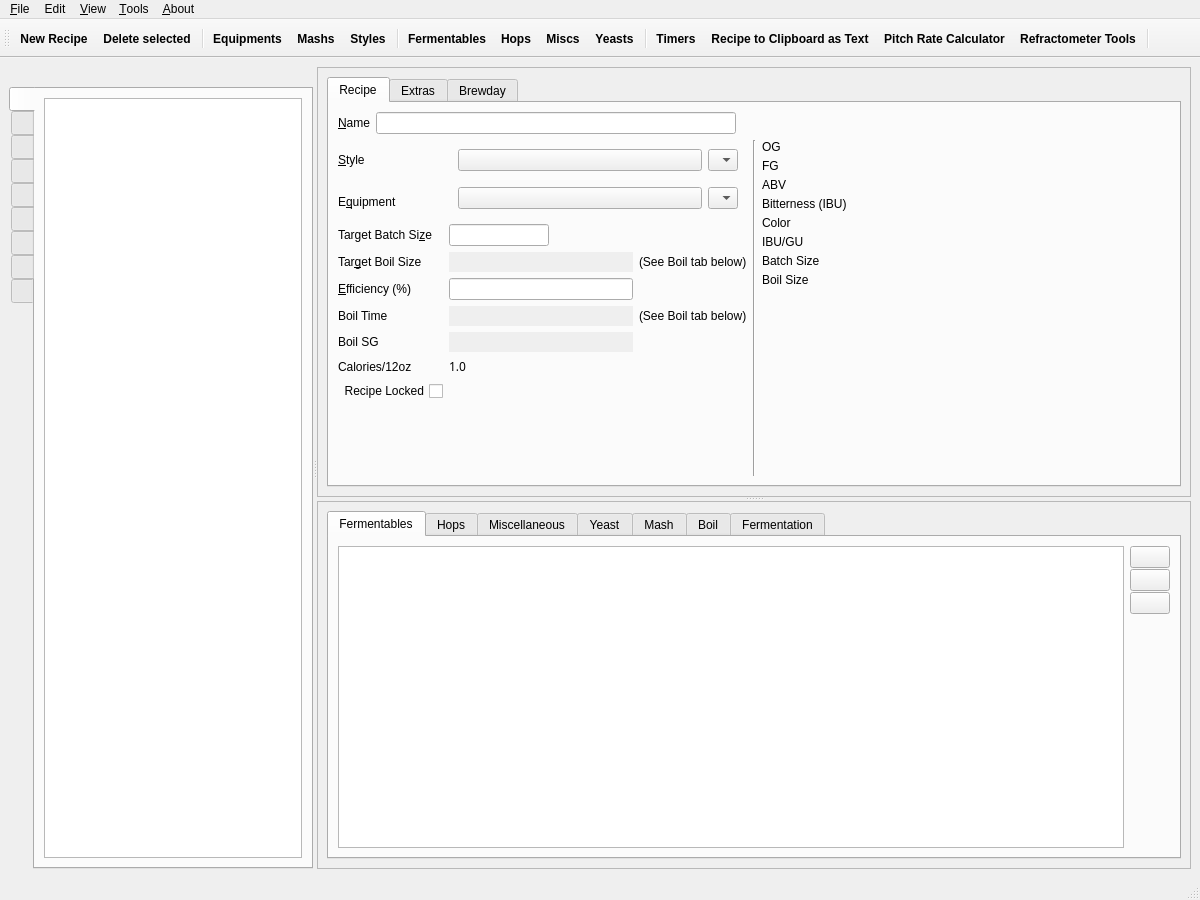
Brewken/brewken, file ui/mainWindow.ui: the form before one commit.
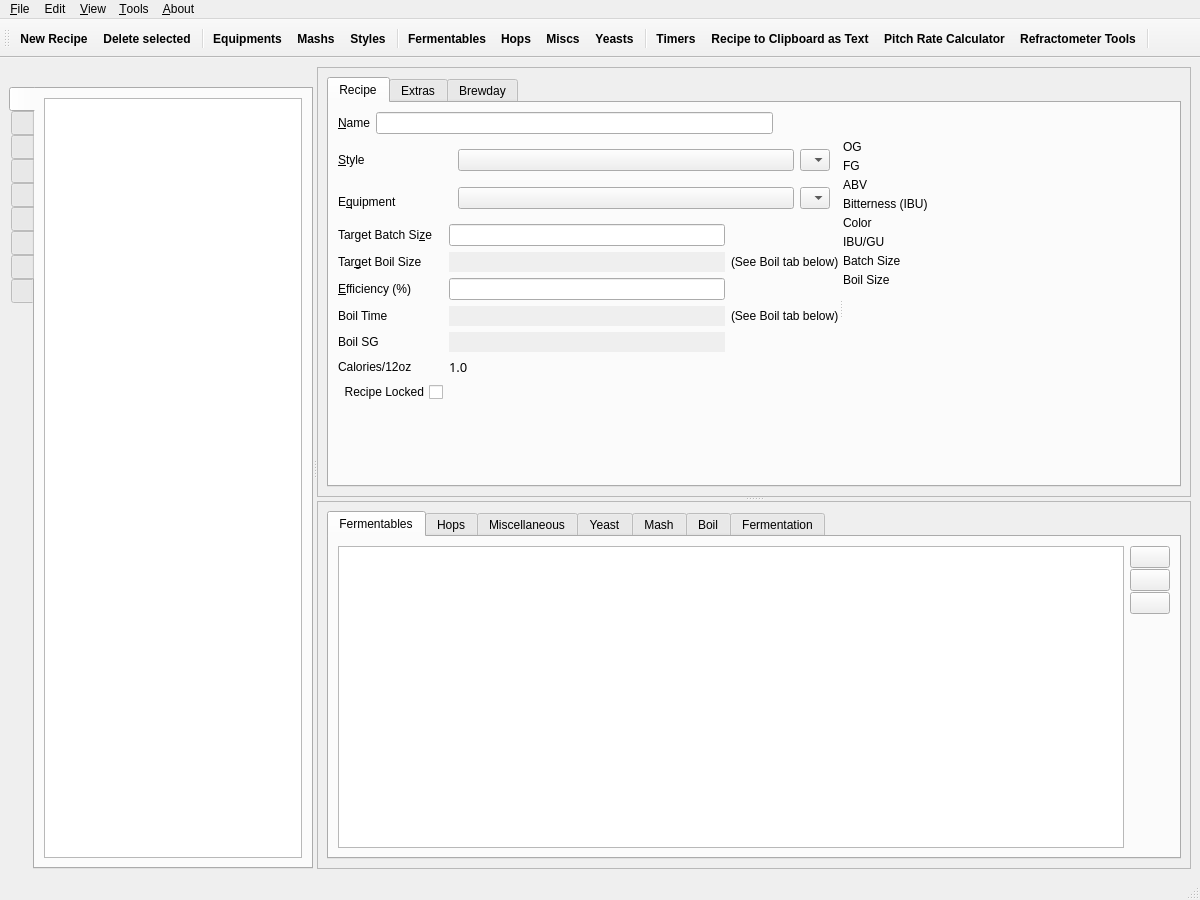
The form after the commit. Icons and pictures are not drawn. Custom widgets are drawn as their Qt base class.

What changed in the file:
```diff
--- a/ui/mainWindow.ui
+++ b/ui/mainWindow.ui
@@ -339,12 +339,6 @@
                       <height>0</height>
                      </size>
                     </property>
-                    <property name="maximumSize">
-                     <size>
-                      <width>360</width>
-                      <height>16777215</height>
-                     </size>
-                    </property>
                     <property name="toolTip">
                      <string>Name of recipe</string>
                     </property>
@@ -371,8 +365,12 @@
                </layout>
               </item>
               <item>
-               <layout class="QHBoxLayout" name="horizontalLayout_mainpanel">
-                <item>
+               <!-- Main bit of Recipe tab (below the recipe name line) -->
+               <widget class="QSplitter" name="splitter_vertical_recipe">
+                <property name="orientation">
+                 <enum>Qt::Horizontal</enum>
+                </property>
+                <widget class="QWidget" name="recipe_main_fields" native="true">
                  <layout class="QVBoxLayout" name="verticalLayout_left">
                   <item>
                    <layout class="QGridLayout" name="gridLayout_fields">
@@ -517,24 +515,6 @@
                     </item>
                     <item row="4" column="1">
                      <widget class="SmartLineEdit" name="lineEdit_batchSize">
-                      <property name="sizePolicy">
-                       <sizepolicy hsizetype="Minimum" vsizetype="Fixed">
-                        <horstretch>0</horstretch>
-                        <verstretch>0</verstretch>
-                       </sizepolicy>
-                      </property>
-                      <property name="minimumSize">
-                       <size>
-                        <width>100</width>
-                        <height>0</height>
-                       </size>
-                      </property>
-                      <property name="maximumSize">
-                       <size>
-                        <width>100</width>
-                        <height>16777215</height>
-                       </size>
-                      </property>
                       <property name="toolTip">
                        <string>Target batch size</string>
                       </property>
@@ -703,7 +683,7 @@
                       <property name="font">
                        <font>
                         <family>Sans Serif</family>
-                        <pointsize>9</pointsize>
+                        <pointsize>10</pointsize>
                         <weight>50</weight>
                         <bold>false</bold>
                         <kerning>true</kerning>
@@ -740,15 +720,8 @@
                    </spacer>
                   </item>
                  </layout>
-                </item>
-                <item>
-                 <widget class="Line" name="line">
-                  <property name="orientation">
-                   <enum>Qt::Vertical</enum>
-                  </property>
-                 </widget>
-                </item>
-                <item>
+                </widget><!-- recipe_main_fields -->
+                <widget class="QWidget" name="recipe_range_bars" native="true">
                  <layout class="QVBoxLayout" name="verticalLayout_lcd">
                   <item>
                    <layout class="QGridLayout" name="gridLayout_sliders">
@@ -1027,8 +1000,8 @@
                    </spacer>
                   </item>
                  </layout>
-                </item>
-               </layout>
+                </widget> <!-- recipe_range_bars -->
+               </widget> <!-- splitter_vertical_recipe -->
               </item>
              </layout>
             </widget>
```
Left out of the diff: 18 changed lines with no effect on the pictures.
